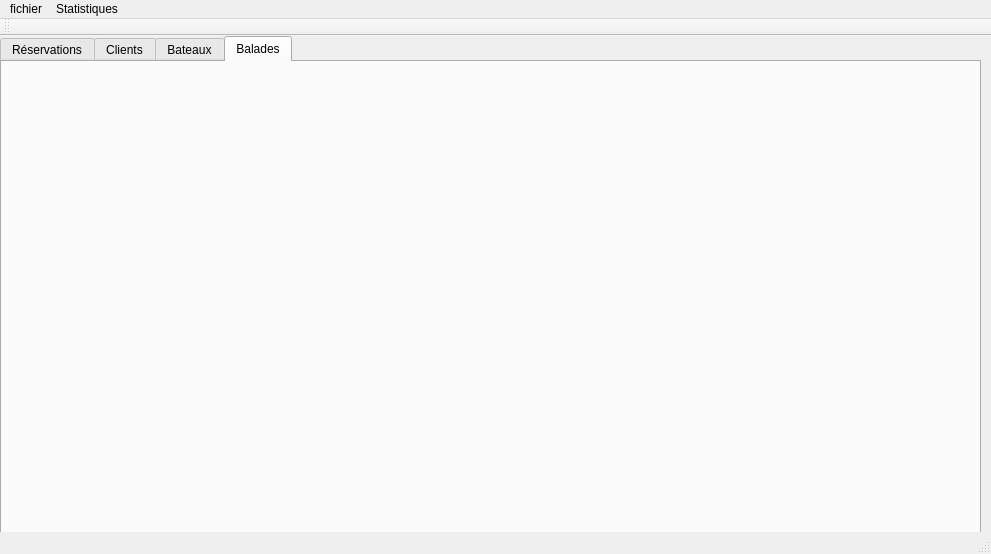
The window that Code/mainwindow.ui (GenieLog/TP2_GestionDeFlotte) describes before a commit, drawn with Qt 5.
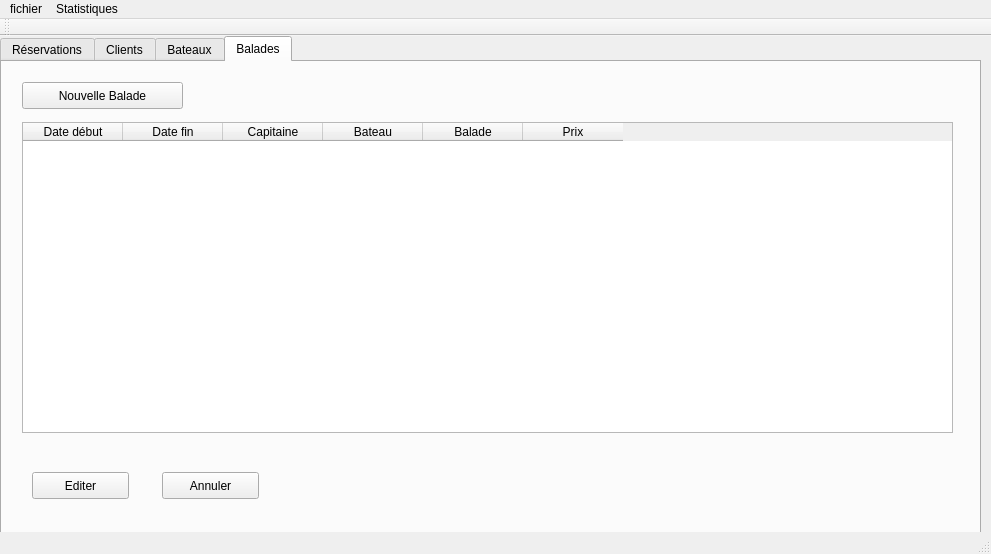
The same window after the commit. The open tabs and pages were chosen to show the change.

Commit message: ajout de tablewidget dans l'onglet balade

The edit to the form file:
```diff
--- a/Code/mainwindow.ui
+++ b/Code/mainwindow.ui
@@ -283,6 +283,85 @@
      <attribute name="title">
       <string>Balades</string>
      </attribute>
+     <widget class="QPushButton" name="pushButton_10">
+      <property name="geometry">
+       <rect>
+        <x>20</x>
+        <y>20</y>
+        <width>161</width>
+        <height>27</height>
+       </rect>
+      </property>
+      <property name="text">
+       <string>Nouvelle Balade</string>
+      </property>
+     </widget>
+     <widget class="QTableWidget" name="tableWidget_4">
+      <property name="geometry">
+       <rect>
+        <x>20</x>
+        <y>60</y>
+        <width>931</width>
+        <height>311</height>
+       </rect>
+      </property>
+      <column>
+       <property name="text">
+        <string>Date début</string>
+       </property>
+      </column>
+      <column>
+       <property name="text">
+        <string>Date fin</string>
+       </property>
+      </column>
+      <column>
+       <property name="text">
+        <string>Capitaine</string>
+       </property>
+      </column>
+      <column>
+       <property name="text">
+        <string>Bateau</string>
+       </property>
+      </column>
+      <column>
+       <property name="text">
+        <string>Balade</string>
+       </property>
+      </column>
+      <column>
+       <property name="text">
+        <string>Prix</string>
+       </property>
+      </column>
+     </widget>
+     <widget class="QPushButton" name="pushButton_11">
+      <property name="geometry">
+       <rect>
+        <x>30</x>
+        <y>410</y>
+        <width>97</width>
+        <height>27</height>
+       </rect>
+      </property>
+      <property name="text">
+       <string>Editer</string>
+      </property>
+     </widget>
+     <widget class="QPushButton" name="pushButton_12">
+      <property name="geometry">
+       <rect>
+        <x>160</x>
+        <y>410</y>
+        <width>97</width>
+        <height>27</height>
+       </rect>
+      </property>
+      <property name="text">
+       <string>Annuler</string>
+      </property>
+     </widget>
     </widget>
    </widget>
   </widget>
```
Left out of the diff: 10 changed lines with no effect on the pictures. The commit also changes 1 other file.
